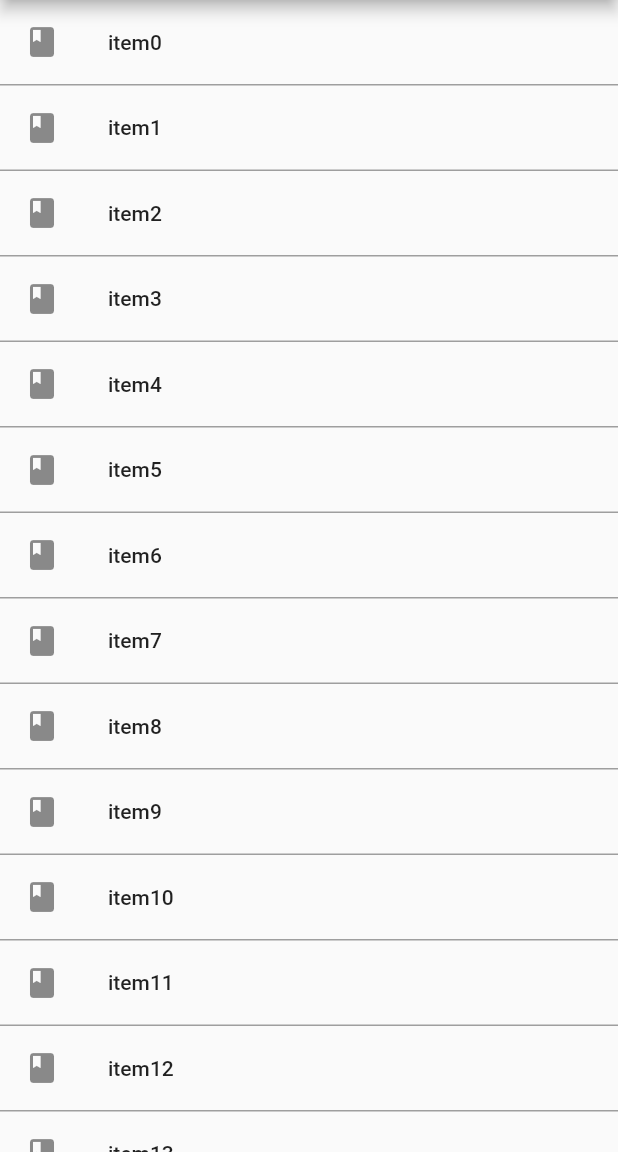
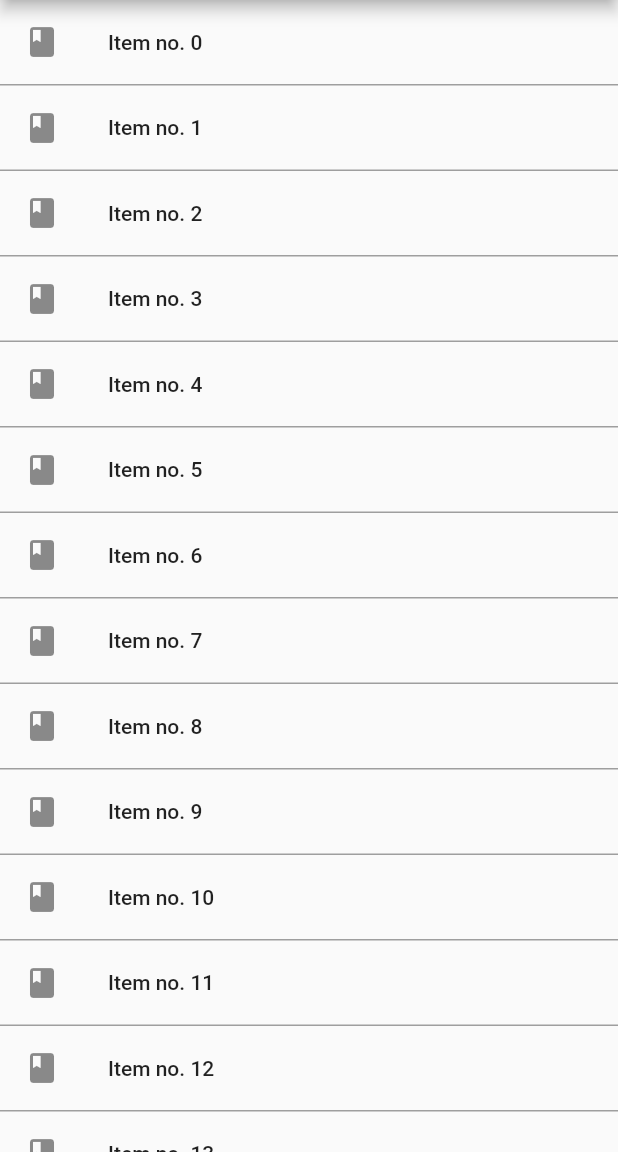
Before and after one commit to EkeMinusYou/flutter_infinite_scroll_sample, a Flutter app: the screen it shows after launch, on a phone screen of 412 x 824 dp, the part 84-1236 px from its top. Run offline on Flutter 3.47's test engine with Material 2 defaults, Android fonts, the phone set to English and light mode, and no system bars; our stand-ins replace freezed_annotation, hooks_riverpod.

```diff
--- a/lib/view_models/my_home_page.dart
+++ b/lib/view_models/my_home_page.dart
@@ -18,4 +18,16 @@ class MyHomePageState with _$MyHomePageState {
 
 class MyHomePageViewModel extends StateNotifier<MyHomePageState> {
   MyHomePageViewModel() : super(MyHomePageState(items: []));
+  static const _addCount = 20;
+
+  Future<void> fetchList() async {
+    Future.delayed(const Duration(seconds: 2), () {
+      final items = <Item>[];
+      for (var i = 0; i < _addCount; i++) {
+        final id = state.items.length + i;
+        items.add(Item(name: 'Item no. $id'));
+      }
+      state = state.copyWith(items: [...state.items, ...items]);
+    });
+  }
 }
--- a/lib/views/my_home_page.dart
+++ b/lib/views/my_home_page.dart
@@ -23,7 +23,7 @@ class MyHomePage extends HookConsumerWidget {
               child: ListTile(
                 leading: Icon(Icons.book),
                 title: Text(
-                  'item$index',
+                  'Item no. $index',
                   style: Theme.of(context).textTheme.bodyText1,
                 ),
               ));
```
